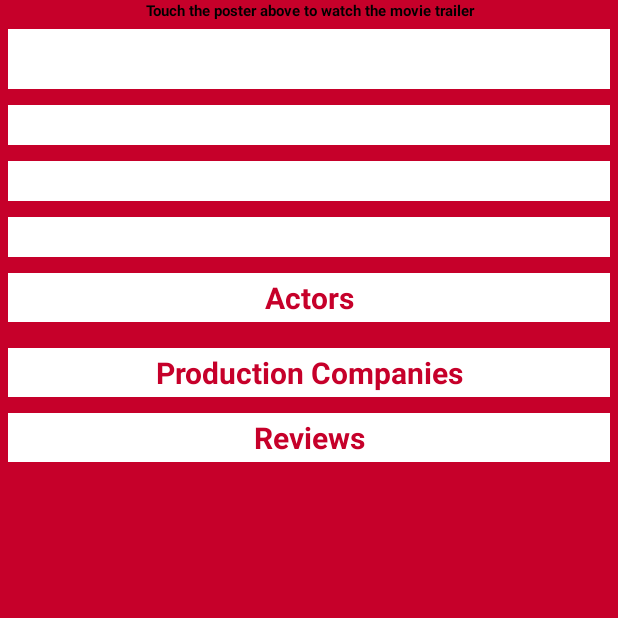
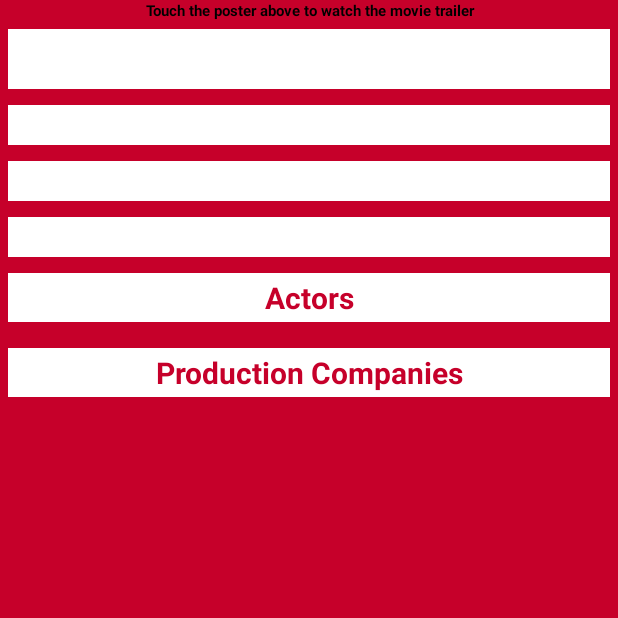
Before and after one commit to tristangoossens/AvansCinema, an Android app: the DetailPage screen opened directly, with no data from a screen before it, on a phone screen of 412 x 824 dp, the top half of it. Run offline under Robolectric (Android 15) with nearby library versions, the phone set to English and light mode, and no system bars; our stand-ins replace Picasso; pictures from the network do not load; 13 statements that could not run were skipped.

Commit message:
Fixed: review layout recyclerview

```diff
--- a/app/src/main/java/com/example/avanscinema/Activities/DetailPage.java
+++ b/app/src/main/java/com/example/avanscinema/Activities/DetailPage.java
@@ -4,6 +4,7 @@ import android.content.Intent;
 import android.os.Bundle;
 import android.view.View;
 import android.widget.ImageView;
+import android.widget.LinearLayout;
 import android.widget.TextView;
 
 import androidx.appcompat.app.AppCompatActivity;
@@ -30,13 +31,14 @@ import java.util.Collections;
 public class DetailPage extends AppCompatActivity {
 
     private static final String TAG = DetailPage.class.getSimpleName();
-    private TextView Title, des, runtimeRelease, mGenre;
+    private TextView Title, des, runtimeRelease, mGenre, mReview;
     private ImageView poster;
     private RecyclerView recyclerView;
     private ArrayList<Cast> actorList;
     private ArrayList<Review> reviews;
     private ArrayList<ProductionCompany> pCompanies;
     private TrailerList trailers;
+    private LinearLayout mLinearLayoutReviews;
     private Movie movie;
 
     protected void onCreate(Bundle savedInstanceState) {
@@ -47,6 +49,7 @@ public class DetailPage extends AppCompatActivity {
         des = findViewById(R.id.description_detailpage);
         runtimeRelease = findViewById(R.id.runtime_releaseDate_detailview);
         mGenre = findViewById(R.id.genre_detailview);
+        mReview = findViewById(R.id.review_detailpage);
 
         getIntentData();
         setupActorRecyclerView();
@@ -73,6 +76,9 @@ public class DetailPage extends AppCompatActivity {
             runtimeRelease.setText(getString(R.string.Runtime)+" "+ movie.getRuntime() + getString(R.string.minutes) +   getString(R.string.releasedate) +" "+ movie.getReleaseDate());
             Picasso.get().load(movie.getLandscapeImage()).into(poster);
             mGenre.setText("Genre: " + movie.getGenres().get(0).getName());
+            if (!reviews.isEmpty()){
+                mReview.setVisibility(View.VISIBLE);
+            }
         }
     }
 
--- a/app/src/main/res/layout/movie_detail.xml
+++ b/app/src/main/res/layout/movie_detail.xml
@@ -115,15 +115,20 @@
 
             </androidx.recyclerview.widget.RecyclerView>
             <TextView
+                android:id="@+id/review_detailpage"
                 android:layout_margin="3dp"
                 android:layout_width="match_parent"
                 android:layout_height="wrap_content"
                 android:text="Reviews"
+                android:visibility="invisible"
                 android:gravity="center"
                 android:textStyle="bold"
                 android:background="@drawable/description_box_list_item"
                 android:textColor="#C6002A"
                 android:textSize="20sp" />
+            <LinearLayout
+                android:layout_width="match_parent"
+                android:layout_height="250dp">
 
                 <androidx.recyclerview.widget.RecyclerView
                     android:layout_margin="3dp"
@@ -133,6 +138,7 @@
                     android:orientation="vertical"/>
 
             </LinearLayout>
+        </LinearLayout>
     </ScrollView>
 
 </androidx.constraintlayout.widget.ConstraintLayout>
```
Lines whose indentation alone changed are shown as unchanged.
